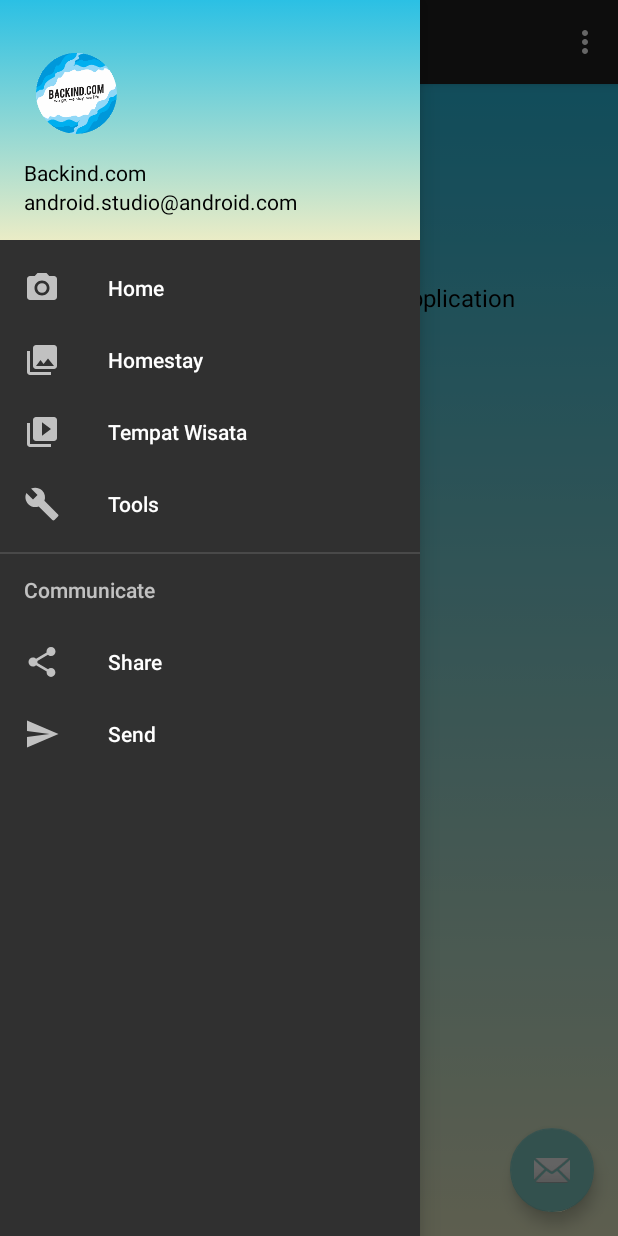
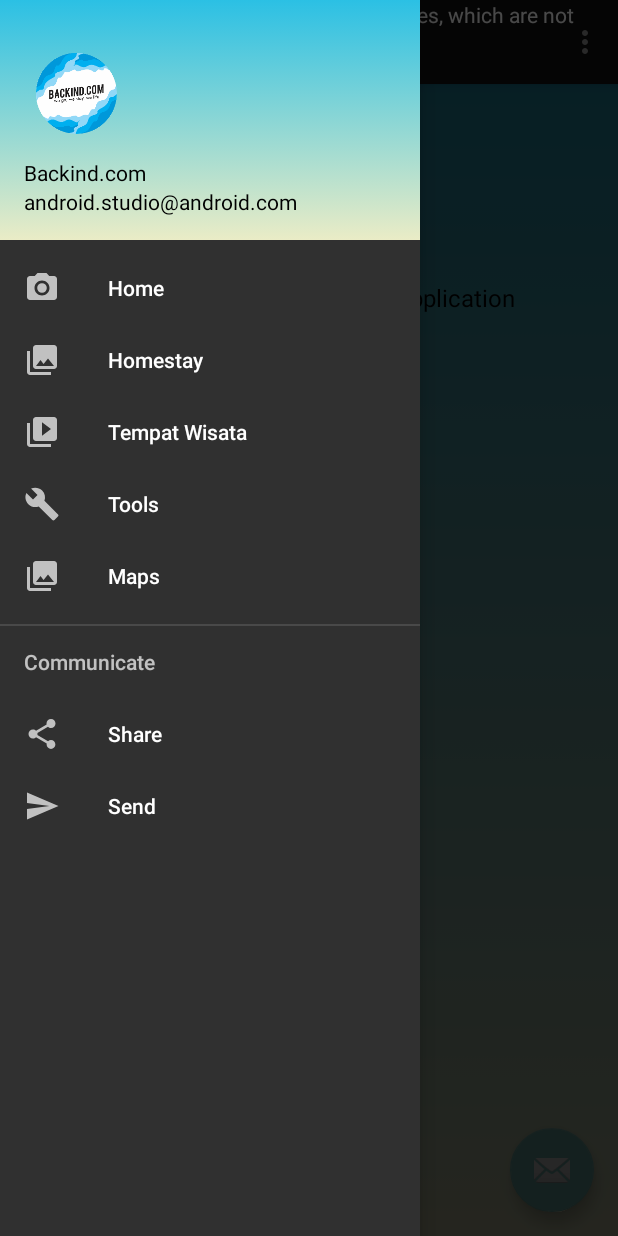
Before and after one commit to amrizalns/Backind.com, an Android app: the main_interface screen opened directly, with no data from a screen before it, with the side drawer open, on a phone screen of 412 x 824 dp. Run offline under Robolectric (Android 15) with nearby library versions, the light colour scheme and no system bars; 1 statement that could not run was skipped.

Commit message:
1. Menambahkan google play services 2. Menambahkan manifest untuk keperluan google maps 3. Menambahkan API Key sesuai SHA1 aplikasi Backind 4. Menambahkan mapsLocation.java > untuk mengetahui current location 5. Menambahkan PermissionUtils.java 6. Debugging beberapa code yang error

```diff
--- a/app/build.gradle
+++ b/app/build.gradle
@@ -35,4 +35,5 @@
     compile 'com.mcxiaoke.volley:library-aar:1.0.0'
     compile 'com.google.android.gms:play-services-auth:9.8.0'
     testCompile 'junit:junit:4.12'
+    compile 'com.google.android.gms:play-services:10.2.1'
 }
--- a/app/src/main/java/com/example/amrizalns/backind/main_interface.java
+++ b/app/src/main/java/com/example/amrizalns/backind/main_interface.java
@@ -1,5 +1,6 @@
 package com.example.amrizalns.backind;
 
+import android.Manifest;
 import android.os.Bundle;
 import android.support.design.widget.FloatingActionButton;
 import android.support.design.widget.Snackbar;
@@ -14,6 +15,11 @@
 import android.support.v7.widget.Toolbar;
 import android.view.Menu;
 import android.view.MenuItem;
+
+import com.google.android.gms.maps.GoogleMap;
+import com.google.android.gms.maps.GoogleMap.OnMyLocationButtonClickListener;
+import com.google.android.gms.maps.OnMapReadyCallback;
+import com.google.android.gms.maps.SupportMapFragment;
 
 public class main_interface extends AppCompatActivity
         implements NavigationView.OnNavigationItemSelectedListener {
--- a/app/src/main/res/layout/activity_main_interface.xml
+++ b/app/src/main/res/layout/activity_main_interface.xml
@@ -23,5 +23,11 @@
         android:fitsSystemWindows="true"
         app:headerLayout="@layout/nav_header_main_interface"
         app:menu="@menu/activity_main_interface_drawer" />
+    <fragment
+        android:id="@+id/maps"
+        class="com.google.android.gms.maps.SupportMapFragment"
+        xmlns:android="http://schemas.android.com/apk/res/android"
+        android:layout_width="match_parent"
+        android:layout_height="match_parent" />
 
 </android.support.v4.widget.DrawerLayout>
--- a/app/src/main/res/menu/activity_main_interface_drawer.xml
+++ b/app/src/main/res/menu/activity_main_interface_drawer.xml
@@ -18,6 +18,10 @@
             android:id="@+id/nav_manage"
             android:icon="@drawable/ic_menu_manage"
             android:title="Tools" />
+        <item
+            android:id="@+id/maps"
+            android:icon="@drawable/ic_menu_gallery"
+            android:title="Maps" />
     </group>
 
     <item android:title="Communicate">
--- a/app/src/main/res/values/strings.xml
+++ b/app/src/main/res/values/strings.xml
@@ -21,4 +21,8 @@
     <string name="navigation_drawer_close">Close navigation drawer</string>
 
     <string name="action_settings">Settings</string>
+
+    <string name="permission_rationale_location">Access to the location service is required to demonstrate the \'my location\' feature, which shows your current location on the map.</string>
+    <string name="location_permission_denied">This sample requires location permission to enable the \'my location\' layer. Please try again and grant access to use the location.\nIf the permission has been permanently denied, it can be enabled from the System Settings &gt; Apps &gt; \'Google Maps API Demos\'.</string>
+    <string name="permission_required_toast">Location permission is required for this demo.</string>
 </resources>
```
Also changed, not shown: app/src/main/AndroidManifest.xml (+20 -3 lines), 1 other file.
